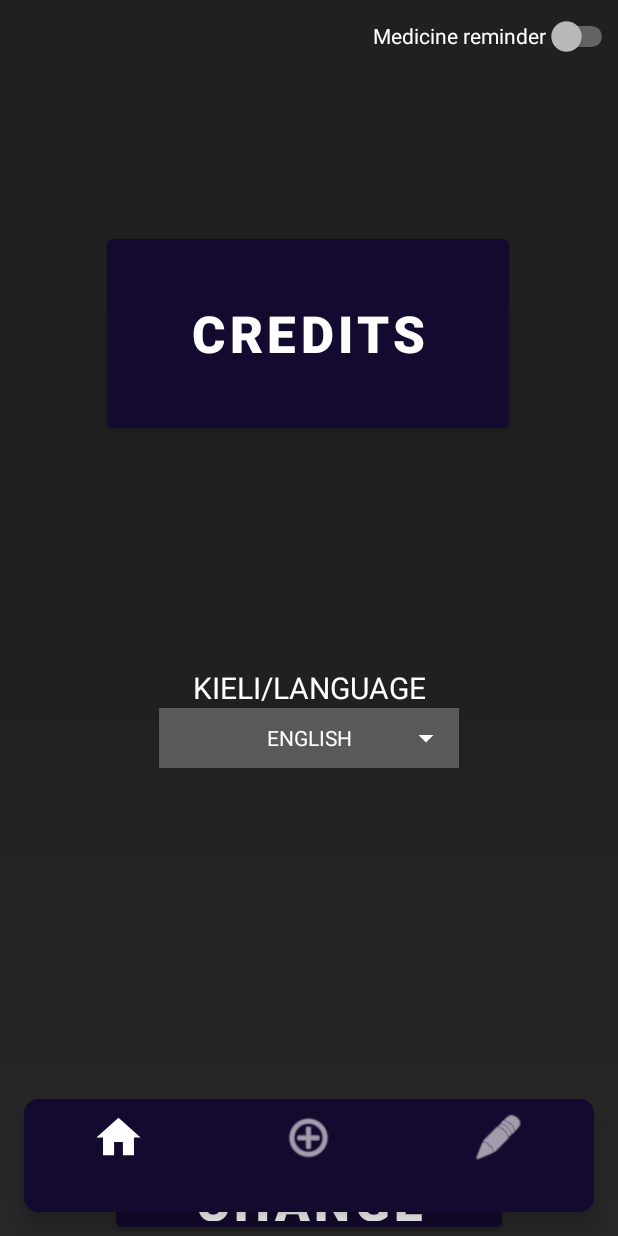
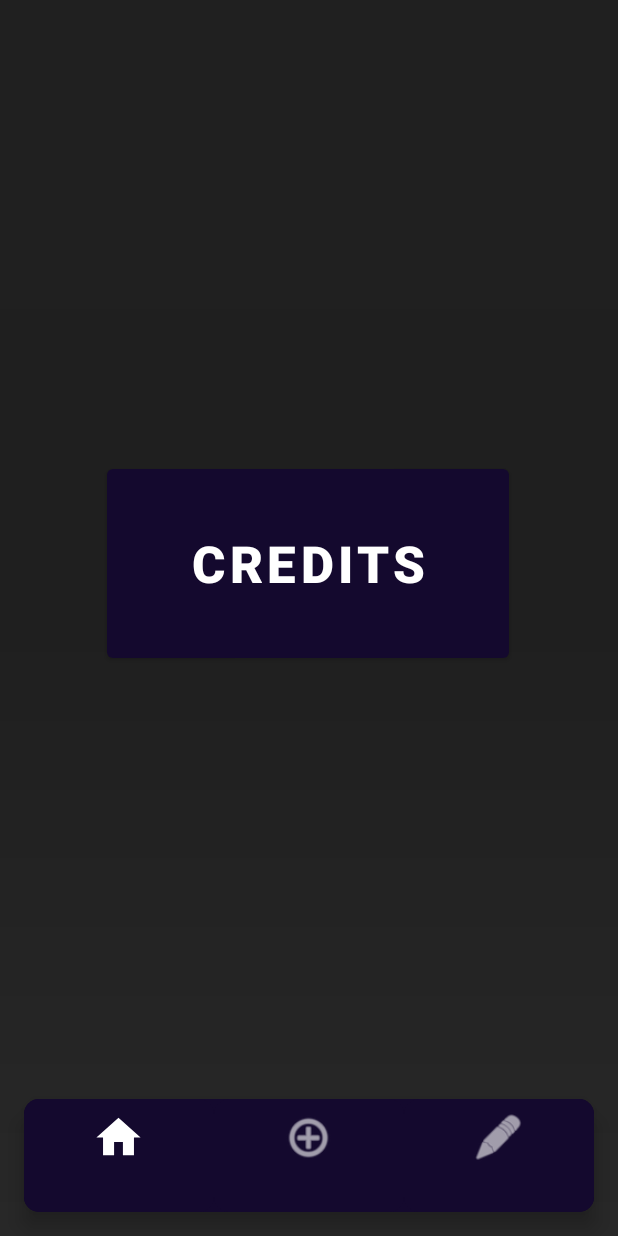
Before and after one commit to JumppanenTomi/Pilleriappi_1.0, an Android app: the settingsFragment screen opened through its navigation route, on a phone screen of 412 x 824 dp. Run offline under Robolectric (Android 15) with nearby library versions, the phone set to English and light mode, and no system bars; our stand-ins replace navigation-ui.

Commit message:
Kieliasetukset vaihdettu automaattiseen tilaan ja notification-toiminto poistettu tarkoitullisesti (ei koettu tarpeelliseksi!)
Andreas Lang

```diff
--- a/app/src/main/java/fi/mobsit/pilleriappi10/ui/settings/settingsFragment.java
+++ b/app/src/main/java/fi/mobsit/pilleriappi10/ui/settings/settingsFragment.java
@@ -32,10 +32,7 @@ import fi.mobsit.pilleriappi10.notifications.nofificationsManager;
 
 public class settingsFragment extends Fragment {
 
-    TextView language_dialog,helloworldtxt;
-    boolean lang_selected = true;
-    Context context;
-    Resources resources;
+
 
     private settingsViewModel settingsViewModel;
     private FragmentSettingsBinding binding;
@@ -66,72 +63,8 @@ public class settingsFragment extends Fragment {
             }
         });
 
-        final TextView textView2 = binding.textLanguage;
-        settingsViewModel.getText2().observe(getViewLifecycleOwner(), new Observer<String>() {
-            @Override
-            public void onChanged(@Nullable String s) {
-                textView2.setText(s);
-            }
-        });
 
-        final TextView language_dialog = binding.dialogLanguage;
-        settingsViewModel.getText2().observe(getViewLifecycleOwner(), new Observer<String>() {
-            @Override
-            public void onChanged(@Nullable String s) {
-                language_dialog.setOnClickListener(new View.OnClickListener() {
-                    @Override
-                    public void onClick(View view) {
-                        final String[] language = {"ENGLISH", "SUOMI"};
 
-                        int checkedItem;
-
-                        if(lang_selected)
-                        {
-                            checkedItem = 0;
-                        }
-                        else
-                        {
-                            checkedItem=1;
-                        }
-
-                        final AlertDialog.Builder builder = new AlertDialog.Builder(getActivity());
-
-                        builder.setTitle("Select a language")
-                                .setSingleChoiceItems(language, checkedItem, new DialogInterface.OnClickListener() {
-                                    @Override
-                                    public void onClick(DialogInterface dialogInterface, int i) {
-
-                                        language_dialog.setText(language[i]);
-                                        if(language[i].equals("ENGLISH"))
-                                        {
-
-                                            context = LocaleHelper.setLocale(getActivity(), "en");
-                                            resources = context.getResources();
-
-                                         //   helloworldtxt.setText(resources.getString(R.string.language));
-                                        }
-                                        if(language[i].equals("SUOMI"))
-                                        {
-                                            context = LocaleHelper.setLocale(getActivity(), "fi");
-                                            resources = context.getResources();
-
-                                           // helloworldtxt.setText(resources.getString(R.string.language));
-
-                                        }
-
-                                    }
-                                })
-                                .setPositiveButton("OK", new DialogInterface.OnClickListener() {
-                                    @Override
-                                    public void onClick(DialogInterface dialogInterface, int i) {
-                                        dialogInterface.dismiss();
-                                    }
-                                });
-                        builder.create().show();
-                    }
-                });
-            }
-        });
         return root;
     }
 
--- a/app/src/main/res/layout/fragment_settings.xml
+++ b/app/src/main/res/layout/fragment_settings.xml
@@ -14,7 +14,7 @@
         android:layout_marginStart="8dp"
         android:layout_marginEnd="8dp"
         android:layout_marginBottom="352dp"
-        android:text="@string/change_language"
+        android:text="@string/empty_case"
         android:textAlignment="center"
         android:textColor="@color/white"
         android:textSize="20sp"
@@ -22,44 +22,6 @@
         app:layout_constraintEnd_toEndOf="parent"
         app:layout_constraintHorizontal_bias="0.0"
         app:layout_constraintStart_toStartOf="parent" />
-
-    <RelativeLayout
-        android:layout_width="200dp"
-        android:layout_height="40dp"
-        android:background="@color/cardview_dark_background"
-        app:layout_constraintEnd_toEndOf="parent"
-        app:layout_constraintStart_toStartOf="parent"
-        app:layout_constraintTop_toBottomOf="@+id/textLanguage">
-
-        <TextView
-            android:id="@+id/dialog_language"
-            android:layout_width="match_parent"
-            android:layout_height="match_parent"
-            android:gravity="center"
-            android:background="@color/material_on_surface_stroke"
-            android:textColor="@color/white"
-            android:text="ENGLISH"/>
-
-        <ImageView
-            android:layout_width="wrap_content"
-            android:layout_height="wrap_content"
-            android:layout_alignParentRight="true"
-            android:layout_centerVertical="true"
-            android:src="@drawable/drop"
-            android:layout_marginRight="10dp"/>
-
-
-
-    </RelativeLayout>
-
-    <Switch
-        android:id="@+id/ilmoituksetSwitch"
-        android:layout_width="wrap_content"
-        android:layout_height="wrap_content"
-        android:minHeight="48dp"
-        android:text="@string/notification_channel_name"
-        app:layout_constraintEnd_toEndOf="parent"
-        app:layout_constraintTop_toTopOf="parent" />
 
     <Button
         android:id="@+id/buttonCredits"
@@ -71,18 +33,6 @@
         app:layout_constraintBottom_toTopOf="@+id/textLanguage"
         app:layout_constraintEnd_toEndOf="parent"
         app:layout_constraintHorizontal_bias="0.496"
-        app:layout_constraintStart_toStartOf="parent"
-        app:layout_constraintTop_toTopOf="parent" />
-
-    <Button
-        android:id="@+id/buttonChangeLanguage"
-        android:layout_width="257dp"
-        android:layout_height="56dp"
-        android:text="@string/change_language"
-        android:textSize="34sp"
-        android:textStyle="bold"
-        app:layout_constraintBottom_toBottomOf="parent"
-        app:layout_constraintEnd_toEndOf="parent"
         app:layout_constraintStart_toStartOf="parent" />
 
 </androidx.constraintlayout.widget.ConstraintLayout>
```
Also changed, not shown: app/src/main/java/fi/mobsit/pilleriappi10/MainActivity.java (+12 -1 lines), 1 other file.
